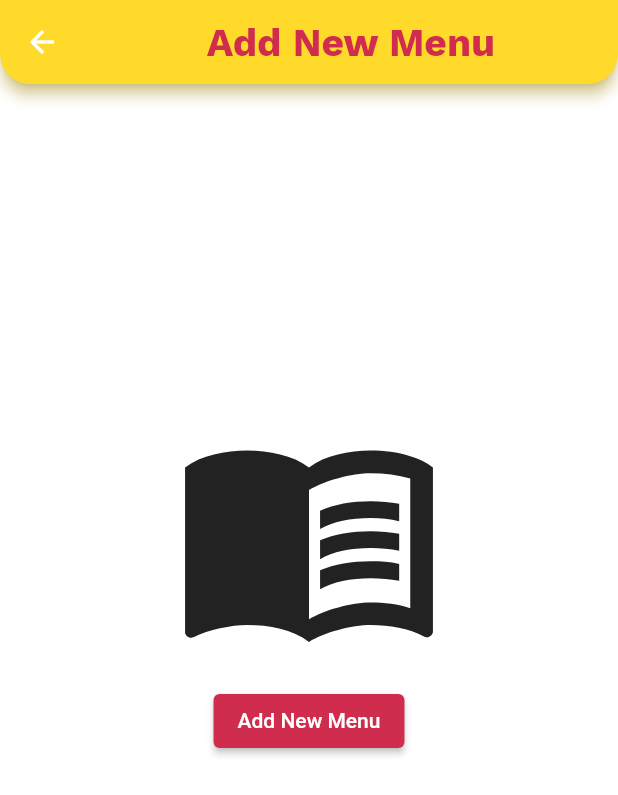
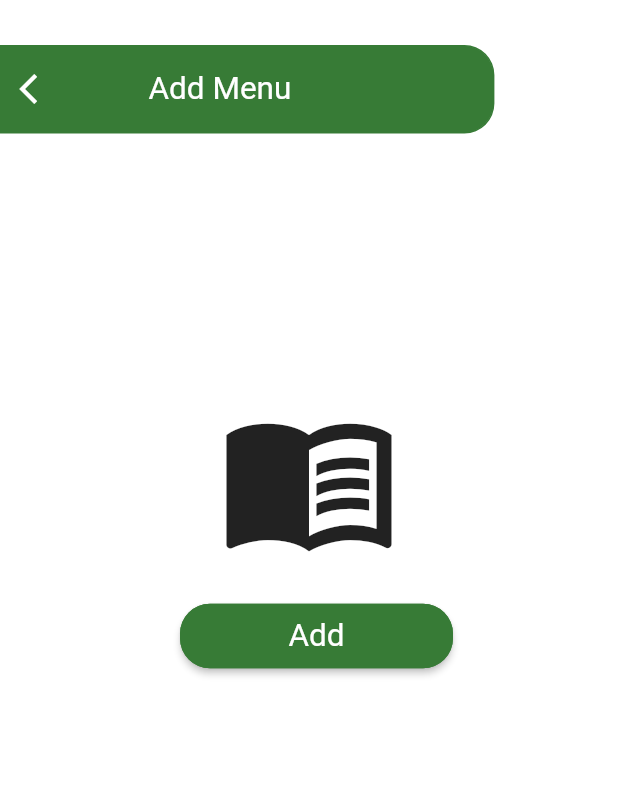
Before and after one commit to dakshvasudev/Amigo, a Flutter app: the MenuUploadScreen screen opened directly, on a phone screen of 412 x 824 dp. Shown: the top 795 px of the screen. Run offline on Flutter 3.47's test engine with Material 2 defaults, Android fonts, the phone set to English and light mode, and no system bars; our stand-ins replace cloud_firestore, firebase_auth, firebase_core, firebase_storage, google_fonts, image_picker and 1 more; accounts and stored records are empty; Roboto replaces fonts that are missing (Lemon); project files that could hold a hidden picture were left out.

Commit message:
add menu new ui ready

```diff
--- a/lib/constants.dart
+++ b/lib/constants.dart
@@ -4,6 +4,7 @@ import 'package:shared_preferences/shared_preferences.dart';
 
 Color kColorYellow = const Color(0xffffda2a);
 Color kColorRed = const Color(0xffcf2c4e);
+Color kColorGreen = const Color(0xff377b36);
 const kPrimaryColor = Color(0xFFFFC61F);
 const kSecondaryColor = Color(0xFFB5BFD0);
 const kTextColor = Color(0xFF50505D);
--- a/lib/uploadScreen/upload_screen.dart
+++ b/lib/uploadScreen/upload_screen.dart
@@ -29,46 +29,101 @@ class _MenuUploadScreenState extends State<MenuUploadScreen> {
   String uniqueIdName = DateTime.now().millisecondsSinceEpoch.toString();
   defaultScreen() {
     return Scaffold(
-      appBar: AppBar(
-        backgroundColor: kColorYellow,
-        scrolledUnderElevation: 15,
-        shadowColor: kColorYellow,
-        shape: const RoundedRectangleBorder(
-          borderRadius: BorderRadius.vertical(
-            bottom: Radius.circular(20),
+      // appBar: AppBar(
+      //   backgroundColor: kColorYellow,
+      //   scrolledUnderElevation: 15,
+      //   shadowColor: kColorYellow,
+      //   shape: const RoundedRectangleBorder(
+      //     borderRadius: BorderRadius.vertical(
+      //       bottom: Radius.circular(20),
+      //     ),
+      //   ),
+      //   title: Center(
+      //     child: Text(
+      //       'Add Menu',
+      //       style: GoogleFonts.workSans(
+      //         textStyle: TextStyle(
+      //           fontWeight: FontWeight.w700,
+      //           fontSize: 26,
+      //           color: kColorRed,
+      //         ),
+      //       ),
+      //     ),
+      //   ),
+      // ),
+      body: SizedBox(
+        height: MediaQuery.of(context).size.height,
+        width: MediaQuery.of(context).size.width,
+        child: Stack(
+          children: [
+            Positioned(
+              top: 30,
+              child: Container(
+                height: 59,
+                width: MediaQuery.of(context).size.width * 0.8,
+                decoration: BoxDecoration(
+                  color: kColorGreen,
+                  border: Border.all(color: kColorGreen),
+                  borderRadius: const BorderRadius.only(
+                    topRight: Radius.circular(20),
+                    bottomRight: Radius.circular(20),
                   ),
                 ),
-        title: Center(
+                child: Row(
+                  mainAxisAlignment: MainAxisAlignment.start,
+                  children: [
+                    IconButton(onPressed: (){Navigator.pop(context);}, icon: Icon(Icons.arrow_back_ios,color: Colors.white,)),
+                    SizedBox(
+                      width: 50,
+                    ),
+                    Center(
                       child: Text(
-            'Add New Menu',
-            style: GoogleFonts.workSans(
-              textStyle: TextStyle(
-                fontWeight: FontWeight.w700,
-                fontSize: 26,
-                color: kColorRed,
+                        'Add Menu',
+                        style: GoogleFonts.lemon(
+                            color: Colors.white,
+                            fontSize: 21,
+                            fontWeight: FontWeight.w400),
+                      ),
+                    ),
+                  ],
                 ),
               ),
             ),
+            Positioned(
+              top: 260,
+              left: 125,
+              right: 125,
+              child: const Icon(
+                Icons.menu_book,
+                size: 120,
               ),
             ),
-      body: SizedBox(
-        height: MediaQuery.of(context).size.height * 0.8,
-        width: MediaQuery.of(context).size.width,
-        child: Column(
-          mainAxisAlignment: MainAxisAlignment.center,
-          children: [
-            const Icon(
-              Icons.menu_book,
-              size: 180,
+            Positioned(
+              top: 400,
+              left: 120,
+              right: 110,
+              child: ElevatedButton(
+                  style: ButtonStyle(
+                    backgroundColor:
+                        MaterialStateProperty.all<Color>(kColorGreen),
+                    shape: MaterialStateProperty.all<RoundedRectangleBorder>(
+                      RoundedRectangleBorder(
+                          borderRadius: BorderRadius.circular(20.0),
+                          side: BorderSide(color: kColorGreen)),
                     ),
-            const SizedBox(
-              height: 10,
                   ),
-            ElevatedButton(
                   onPressed: () {
                     takeImage(context);
                   },
-                child: const Text('Add New Menu')),
+                  child: Padding(
+                    padding: const EdgeInsets.fromLTRB(24, 9, 24, 9),
+                    child: Text(
+                      'Add',
+                      style: GoogleFonts.lemon(
+                          fontWeight: FontWeight.w400, fontSize: 21),
+                    ),
+                  )),
+            ),
           ],
         ),
       ),
```
Also changed, not shown: lib/authScreen/auth_screen.dart (+70 -16 lines), lib/authScreen/login.dart (+28 -42 lines), lib/get_started_screen.dart (added, +100 -0 lines), lib/splashScreen.dart (+27 -12 lines), assets/images/getStarted.jpg (added). Lines whose indentation alone changed are shown as unchanged.
